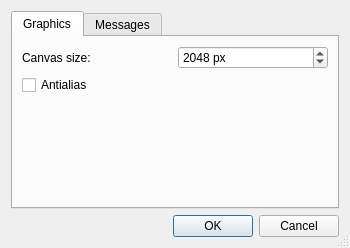
The window that forms/preferencesdialog.ui (damaki/Turtyl) describes before a commit, drawn with Qt 5.
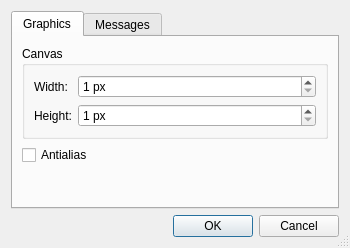
The same window after the commit.

Commit message: Add UI support for non-square canvas

What changed in the file:
```diff
--- a/forms/preferencesdialog.ui
+++ b/forms/preferencesdialog.ui
@@ -28,22 +28,20 @@
       </attribute>
       <layout class="QVBoxLayout" name="verticalLayout_3">
        <item>
-        <layout class="QHBoxLayout" name="horizontalLayout">
-         <item>
+        <widget class="QGroupBox" name="groupBox">
+         <property name="title">
+          <string>Canvas</string>
+         </property>
+         <layout class="QFormLayout" name="formLayout">
+          <item row="0" column="0">
           <widget class="QLabel" name="label">
            <property name="text">
-            <string>Canvas size:</string>
+             <string>Width:</string>
            </property>
           </widget>
          </item>
-         <item>
-          <widget class="QSpinBox" name="canvasSizeSpinBox">
-           <property name="sizePolicy">
-            <sizepolicy hsizetype="Preferred" vsizetype="Fixed">
-             <horstretch>0</horstretch>
-             <verstretch>0</verstretch>
-            </sizepolicy>
-           </property>
+          <item row="0" column="1">
+           <widget class="QSpinBox" name="canvasWidthSpinBox">
            <property name="suffix">
             <string> px</string>
            </property>
@@ -53,12 +51,30 @@
            <property name="maximum">
             <number>8192</number>
            </property>
-           <property name="value">
-            <number>2048</number>
+           </widget>
+          </item>
+          <item row="1" column="0">
+           <widget class="QLabel" name="label_2">
+            <property name="text">
+             <string>Height:</string>
+            </property>
+           </widget>
+          </item>
+          <item row="1" column="1">
+           <widget class="QSpinBox" name="canvasHeightSpinBox">
+            <property name="suffix">
+             <string> px</string>
+            </property>
+            <property name="minimum">
+             <number>1</number>
+            </property>
+            <property name="maximum">
+             <number>8192</number>
            </property>
           </widget>
          </item>
         </layout>
+        </widget>
        </item>
        <item>
         <widget class="QCheckBox" name="antialiasingCheckBox">
```
Lines whose indentation alone changed are shown as unchanged. The commit also changes 3 other files.
